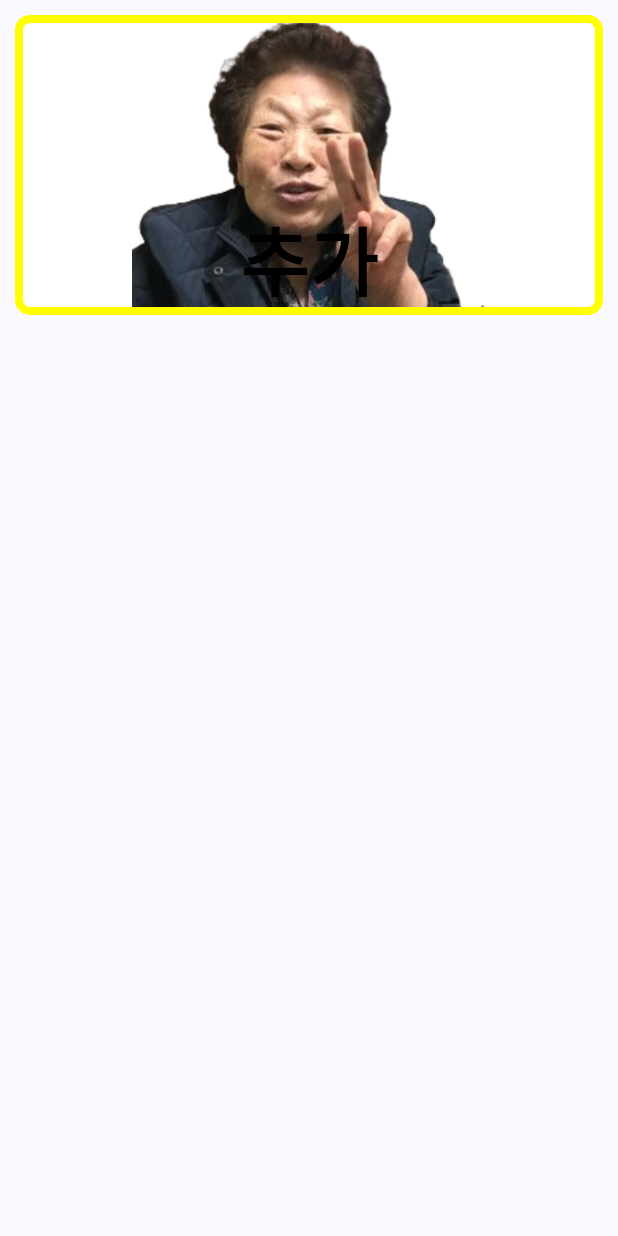
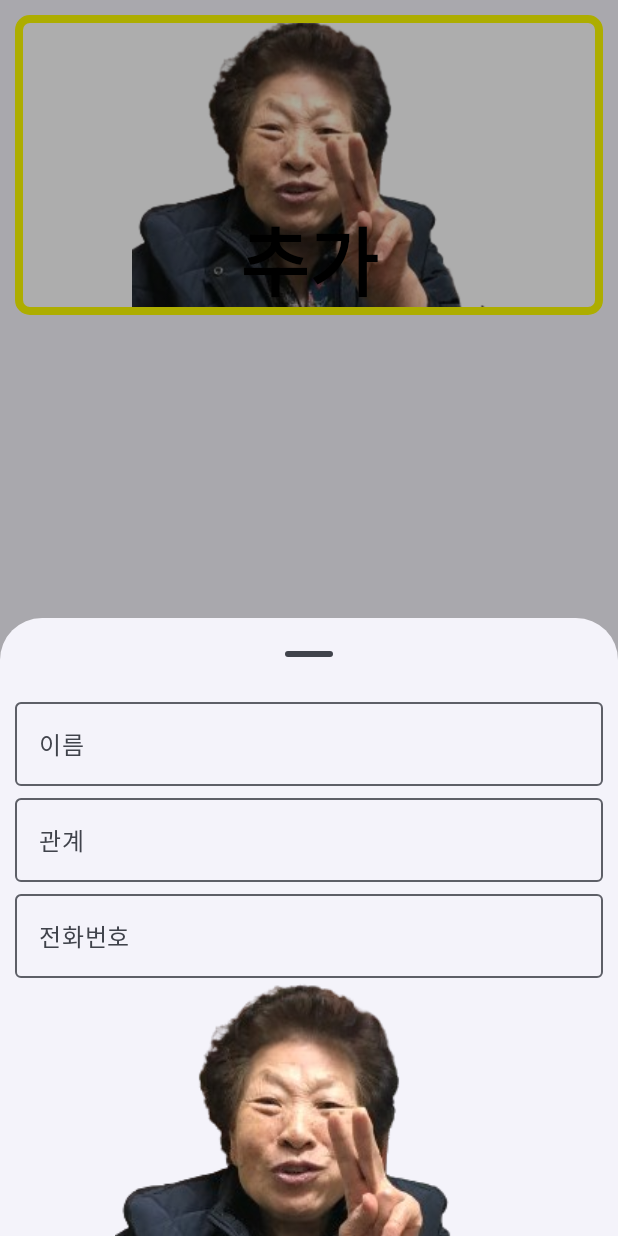
Before and after one commit to Lee-JuYeon/MyGrandMum, an Android app built with Jetpack Compose: the composable CallBookItemAdd shown on its own in the app's theme, after a tap on "추가", on a phone screen of 412 x 824 dp. Run offline under Robolectric (Android 15) with nearby library versions, the phone set to English and light mode, and no system bars; pictures from the network do not load; 1 statement that could not run was skipped.

Commit message:
call book function complete

```diff
--- a/app/build.gradle.kts
+++ b/app/build.gradle.kts
@@ -89,6 +89,7 @@ dependencies {
 
     implementation("io.coil-kt:coil-compose:2.4.0") // coil
     implementation("com.google.accompanist:accompanist-permissions:0.28.0") // 권한
+    implementation(platform("androidx.compose:compose-bom:2023.06.01")) // bottom sheet
 
 
 
--- a/app/src/main/AndroidManifest.xml
+++ b/app/src/main/AndroidManifest.xml
@@ -20,6 +20,7 @@
         android:installLocation="internalOnly"
         android:dataExtractionRules="@xml/data_extraction_rules"
         android:fullBackupContent="false"
+        android:windowSoftInputMode="adjustResize"
         android:icon="@mipmap/ic_launcher"
         android:label="@string/app_name"
         android:roundIcon="@mipmap/ic_launcher_round"
--- a/app/src/main/java/com/cavss/mygrandmum/ui/screen/callbook/CallBookItemAdd.kt
+++ b/app/src/main/java/com/cavss/mygrandmum/ui/screen/callbook/CallBookItemAdd.kt
@@ -1,28 +1,39 @@
 package com.cavss.mygrandmum.ui.screen.callbook
 
 import android.net.Uri
+import android.util.Log
 import androidx.compose.foundation.Image
 import androidx.compose.foundation.background
 import androidx.compose.foundation.border
 import androidx.compose.foundation.clickable
 import androidx.compose.foundation.layout.Box
 import androidx.compose.foundation.layout.Column
+import androidx.compose.foundation.layout.WindowInsets
 import androidx.compose.foundation.layout.fillMaxHeight
 import androidx.compose.foundation.layout.fillMaxSize
 import androidx.compose.foundation.layout.fillMaxWidth
+import androidx.compose.foundation.layout.imePadding
 import androidx.compose.foundation.layout.padding
 import androidx.compose.foundation.layout.requiredHeight
 import androidx.compose.foundation.layout.size
 import androidx.compose.foundation.shape.CornerSize
 import androidx.compose.foundation.shape.RoundedCornerShape
+import androidx.compose.foundation.text.BasicTextField
 import androidx.compose.material3.AlertDialog
 import androidx.compose.material3.Button
 import androidx.compose.material3.Card
+import androidx.compose.material3.ExperimentalMaterial3Api
+import androidx.compose.material3.MaterialTheme
+import androidx.compose.material3.ModalBottomSheet
+import androidx.compose.material3.OutlinedTextField
 import androidx.compose.material3.Text
+import androidx.compose.material3.TextField
+import androidx.compose.material3.rememberModalBottomSheetState
 import androidx.compose.runtime.Composable
 import androidx.compose.runtime.getValue
 import androidx.compose.runtime.mutableStateOf
 import androidx.compose.runtime.remember
+import androidx.compose.runtime.rememberCoroutineScope
 import androidx.compose.runtime.setValue
 import androidx.compose.ui.Alignment
 import androidx.compose.ui.Modifier
@@ -33,14 +44,18 @@ import androidx.compose.ui.platform.LocalDensity
 import androidx.compose.ui.res.painterResource
 import androidx.compose.ui.text.TextStyle
 import androidx.compose.ui.text.font.FontWeight
+import androidx.compose.ui.text.input.TextFieldValue
+import androidx.compose.ui.text.input.VisualTransformation
 import androidx.compose.ui.text.style.TextAlign
 import androidx.compose.ui.unit.dp
 import androidx.compose.ui.unit.sp
 import coil.compose.rememberAsyncImagePainter
+import com.cavss.mygrandmum.App
 import com.cavss.mygrandmum.R
-import com.cavss.mygrandmum.db.sharedpreference.EncryptSharedPrefences
 import com.cavss.mygrandmum.ui.custom.imagepicker.singlePhotoPickingFromGallery
+import com.cavss.mygrandmum.util.typeConverter.pxToDp
 
+@OptIn(ExperimentalMaterial3Api::class)
 @Composable
 fun CallBookItemAdd (){
     val context = LocalContext.current
@@ -49,6 +64,22 @@ fun CallBookItemAdd (){
         mutableStateOf<Uri?>(null)
     }
 
+    val sheetState = rememberModalBottomSheetState()
+    var showBottomSheet by remember { mutableStateOf(false) }
+    fun getnavigationBarHeight() : Int {
+        val resourceId = context.resources.getIdentifier("navigation_bar_height", "dimen", "android")
+        var navigationbarHeight = 0
+        return if (resourceId > 0) {
+            navigationbarHeight = context.resources.getDimensionPixelSize(resourceId)
+            navigationbarHeight
+        }else{
+            0
+        }
+    }
+
+    var nameState by remember { mutableStateOf("") }
+    var digitState by remember { mutableStateOf("") }
+    var relationState by remember { mutableStateOf("") }
 
     Box(
         modifier = Modifier
@@ -66,13 +97,9 @@ fun CallBookItemAdd (){
                 Color.White,
                 RoundedCornerShape(CornerSize(10.dp))
             )
-            .singlePhotoPickingFromGallery { selectedUri : Uri? ->
-                photoUri = selectedUri
-                // db에 model insert
-//                val encryptSharedPrefences = EncryptSharedPrefences()
-//                encryptSharedPrefences.setContext(context = context)
-//                encryptSharedPrefences.createData("")
-            },
+            .clickable {
+                showBottomSheet = !showBottomSheet
+            }
     ) {
         Image(
             painter = painterResource(id = R.drawable.image_gm_v),
@@ -96,36 +123,97 @@ fun CallBookItemAdd (){
             fontSize = 50.sp,
         )
 
-//        if (photoUri == null){
-//            Image(
-//                painter = painterResource(id = R.drawable.image_gm_v),
-//                contentDescription = "추가하기",
-//                contentScale = ContentScale.Fit,
-//                modifier = Modifier
-//                    .fillMaxWidth()
-//                    .align(Alignment.Center)
-//            )
-//
-//            Text(
-//                text = "추가",
-//                modifier = Modifier
-//                    .fillMaxWidth()
-//                    .align(Alignment.BottomCenter),
-//                style = TextStyle(
-//                    color = Color.Black
-//                ),
-//                textAlign = TextAlign.Center,
-//                fontWeight = FontWeight.Bold,
-//                fontSize = 50.sp,
-//            )
-//        }else{
-//            Image(
-//                painter = rememberAsyncImagePainter(photoUri),
-//                contentDescription = "이미지",
-//                contentScale = ContentScale.Fit,
-//                modifier = Modifier
-//                    .fillMaxWidth()
-//            )
-//        }
+        if (showBottomSheet){
+            ModalBottomSheet(
+                sheetState = sheetState,
+                tonalElevation = 50.dp,
+                windowInsets = WindowInsets(
+                    left = 0.dp,
+                    top = 0.dp,
+                    right = 0.dp,
+                    bottom = getnavigationBarHeight().pxToDp()
+                ),
+                onDismissRequest = {
+                    showBottomSheet = !showBottomSheet
+                    if (nameState != "" && relationState != "" && digitState != "" && photoUri.toString() != null){
+                        val name = nameState
+                        val relation = relationState
+                        val digit = digitState
+                        val callBookModel = CallBookModel(
+                            name = name,
+                            relation = relation,
+                            imagePath = photoUri.toString(),
+                            digit = digit
+                        )
+                        Log.e("mException", "모델 값 : ${callBookModel.toJSON()}")
+                        App.SHARED_PREFERENCE.createAndUpdateData(name, callBookModel.toJSON())
+                    }
+                },
+                modifier = Modifier
+            ) {
+                OutlinedTextField(
+                    value = nameState,
+                    onValueChange = { newText ->
+                        nameState = newText },
+                    singleLine = true,
+                    label = {
+                        Text("이름") },
+                    visualTransformation = VisualTransformation.None,
+                    textStyle = MaterialTheme.typography.bodyMedium,
+                    modifier = Modifier
+                        .padding(horizontal = 10.dp)
+                        .fillMaxWidth()
+                )
+                OutlinedTextField(
+                    value = relationState,
+                    onValueChange = { newText ->
+                        relationState = newText },
+                    singleLine = true,
+                    label = {
+                        Text("관계") },
+                    visualTransformation = VisualTransformation.None,
+                    textStyle = MaterialTheme.typography.bodyMedium,
+                    modifier = Modifier
+                        .padding(horizontal = 10.dp)
+                        .fillMaxWidth()
+                    )
+                OutlinedTextField(
+                    value = digitState,
+                    onValueChange = { newText ->
+                        digitState = newText },
+                    singleLine = true,
+                    label = {
+                        Text("전화번호") },
+                    visualTransformation = VisualTransformation.None,
+                    textStyle = MaterialTheme.typography.bodyMedium,
+                    modifier = Modifier
+                        .padding(horizontal = 10.dp)
+                        .fillMaxWidth()
+                )
+                if (photoUri == null){
+                    Image(
+                        painter = painterResource(id = R.drawable.image_gm_v),
+                        contentDescription = "추가하기",
+                        contentScale = ContentScale.Fit,
+                        modifier = Modifier
+                            .fillMaxWidth()
+                            .singlePhotoPickingFromGallery { selectedUri: Uri? ->
+                                photoUri = selectedUri
+                            },
+                    )
+                }else{
+                    Image(
+                        painter = rememberAsyncImagePainter(photoUri),
+                        contentDescription = "이미지",
+                        contentScale = ContentScale.Fit,
+                        modifier = Modifier
+                            .fillMaxWidth()
+                            .singlePhotoPickingFromGallery { selectedUri: Uri? ->
+                                photoUri = selectedUri
+                            },
+                    )
+                }
+            }
+        }
     }
 }
--- a/app/src/main/java/com/cavss/mygrandmum/ui/screen/callbook/CallBookModel.kt
+++ b/app/src/main/java/com/cavss/mygrandmum/ui/screen/callbook/CallBookModel.kt
@@ -1,13 +1,15 @@
 package com.cavss.mygrandmum.ui.screen.callbook
 
+
 data class CallBookModel (
-    val id: Int,
     val name: String,
     val relation: String,
     val imagePath: String,
     val digit : String
 ){
     fun toJSON(): String {
-        return "{'id':${id},'name':'${name}','relation':'${relation}','imagePath':'${imagePath}','digit':'${digit}'}"
+        return "{'name':'${name}','relation':'${relation}','imagePath':'${imagePath}','digit':'${digit}'}"
     }
+
+
 }
```
Also changed, not shown: app/src/main/java/com/cavss/mygrandmum/MainActivity.kt (+30 -8 lines), app/src/main/java/com/cavss/mygrandmum/util/typeConverter/TypeConverter.kt (+22 -1 lines).
